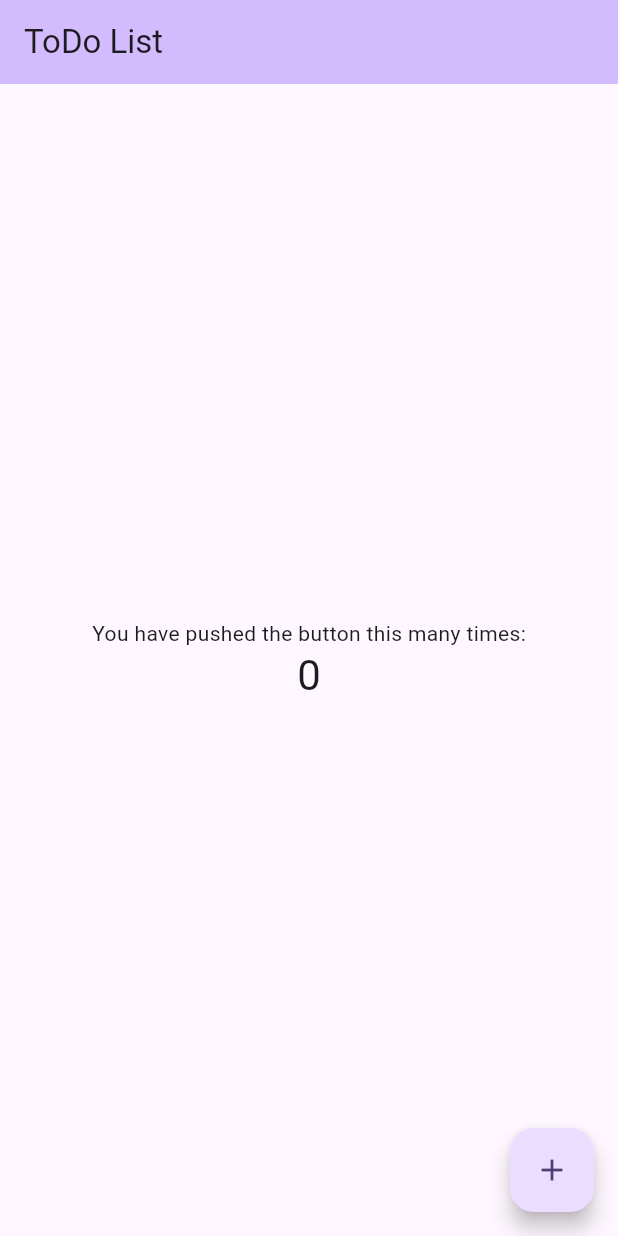
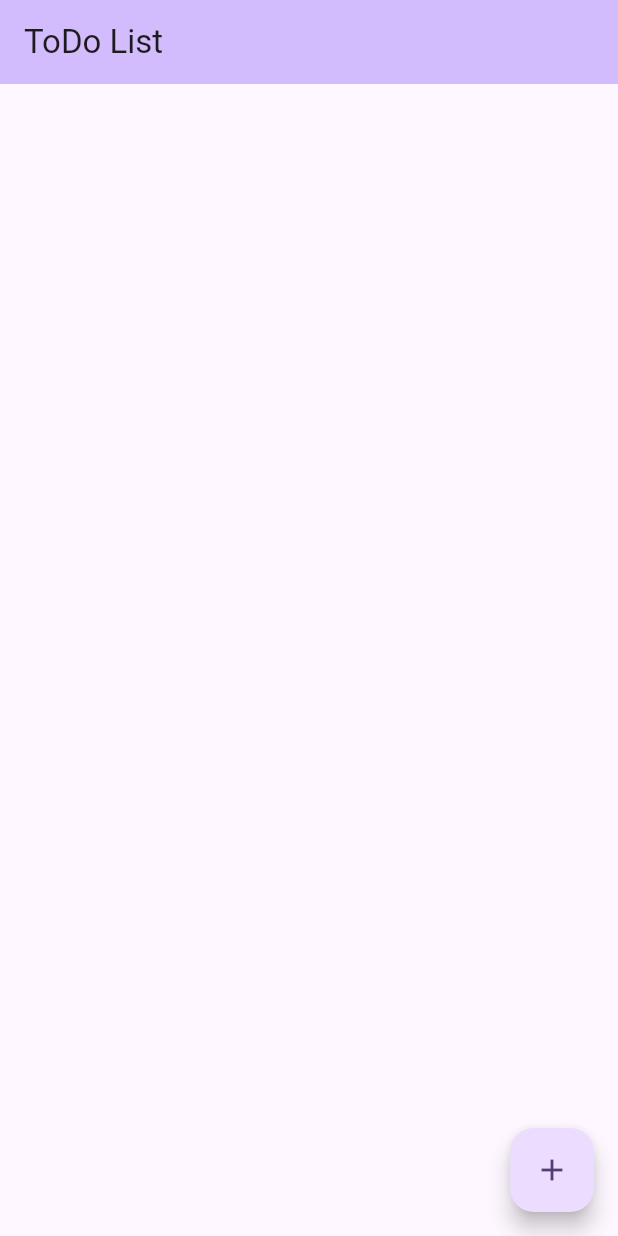
Before and after one commit to jasdox/TaskApp, a Flutter app: the screen it shows after launch, on a phone screen of 412 x 824 dp. Run offline on Flutter 3.47's test engine with Material 3 defaults, Android fonts, the phone set to English and light mode, and no system bars.

Commit message:
Added functionality for page changing buttons

```diff
--- a/lib/main.dart
+++ b/lib/main.dart
@@ -1,4 +1,6 @@
 import 'package:flutter/material.dart';
+import 'package:provider/provider.dart';
+import 'todo_page.dart';
 
 void main() {
   runApp(const MyApp());
@@ -10,58 +12,47 @@ class MyApp extends StatelessWidget {
   // This widget is the root of your application.
   @override
   Widget build(BuildContext context) {
-    return MaterialApp(
-      title: 'Flutter Demo',
-      theme: ThemeData(
-        colorScheme: ColorScheme.fromSeed(seedColor: Colors.deepPurple),
+    return ChangeNotifierProvider(
+      create: (context) => PageSelector(),
+      child: MaterialApp(
+        title: 'Flutter Demo',
+        theme: ThemeData(
+          colorScheme: ColorScheme.fromSeed(seedColor: Colors.deepPurple),
+        ),
+        home: HomePage(),
       ),
-      home: const ToDoPage(title: 'ToDo List'),
     );
   }
 }
 
-class ToDoPage extends StatefulWidget {
-  const ToDoPage({super.key, required this.title});
+class PageSelector extends ChangeNotifier {
+  int currentPage = 0;
 
-  final String title;
-
-  @override
-  State<ToDoPage> createState() => _ToDoPageState();
+  void changePage(int pageNum) {
+    currentPage = pageNum;
+    notifyListeners();
+  }
 }
 
-class _ToDoPageState extends State<ToDoPage> {
-  int _counter = 0;
-
-  void _incrementCounter() {
-    setState(() {
-      _counter++;
-    });
-  }
+class HomePage extends StatelessWidget {
 
   @override
   Widget build(BuildContext context) {
-    return Scaffold(
-      appBar: AppBar(
-        backgroundColor: Theme.of(context).colorScheme.inversePrimary,
-        title: Text(widget.title),
-      ),
-      body: Center(
-        child: Column(
-          mainAxisAlignment: MainAxisAlignment.center,
-          children: <Widget>[
-            const Text('You have pushed the button this many times:'),
-            Text(
-              '$_counter',
-              style: Theme.of(context).textTheme.headlineMedium,
-            ),
-          ],
-        ),
-      ),
-      floatingActionButton: FloatingActionButton(
-        onPressed: _incrementCounter,
-        tooltip: 'Increment',
-        child: const Icon(Icons.add),
-      ),
-    );
+    int currentPage = context.watch<PageSelector>().currentPage;
+
+    Widget page;
+    switch(currentPage) {
+      case 0:
+        page = ToDoPage();
+        break;
+      case 1:
+        page = Placeholder();
+        break;
+      default:
+        throw UnimplementedError("no widget exists");
+    }
+
+    return page;
+
   }
 }
--- /dev/null
+++ b/lib/todo_page.dart
@@ -0,0 +1,27 @@
+import 'package:flutter/material.dart';
+import 'package:provider/provider.dart';
+import 'main.dart';
+
+class ToDoPage extends StatelessWidget {
+
+  @override
+  Widget build(BuildContext context) {
+    var pageSelection = Provider.of<PageSelector>(context, listen: false);
+
+    return Scaffold(
+      appBar: AppBar(
+        backgroundColor: Theme.of(context).colorScheme.inversePrimary,
+        title: Text("ToDo List"),
+      ),
+      body: Center(
+      ),
+      floatingActionButton: FloatingActionButton(
+        onPressed: () {
+          pageSelection.changePage(1);
+        },
+        tooltip: 'Add new task',
+        child: const Icon(Icons.add),
+      ),
+    );
+  }
+}
--- a/pubspec.yaml
+++ b/pubspec.yaml
@@ -31,6 +31,7 @@ dependencies:
   flutter:
     sdk: flutter
   uuid: ^4.0.0
+  provider: ^6.1.2
   # The following adds the Cupertino Icons font to your application.
   # Use with the CupertinoIcons class for iOS style icons.
   cupertino_icons: ^1.0.8
```
Also changed, not shown: pubspec.lock.
